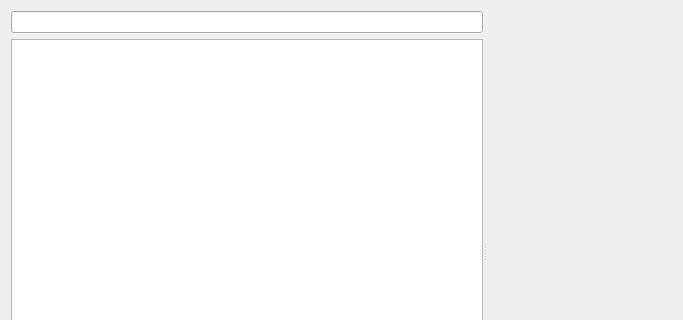
Old version of the form plugins/usermanagerplugin/widgets/usermanagerwidget.ui in the repository FreeHealth/freehealth; both pictures show x 0 to 683 and y 0 to 320 of the 683 by 502 pixel window.
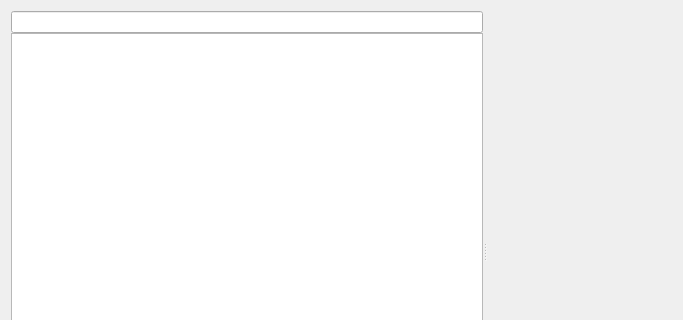
New version of the form. Custom widgets are drawn as their Qt base class.

What changed in the file:
```diff
--- a/plugins/usermanagerplugin/widgets/usermanagerwidget.ui
+++ b/plugins/usermanagerplugin/widgets/usermanagerwidget.ui
@@ -29,11 +29,20 @@
    </item>
    <item row="1" column="0">
     <widget class="Utils::MiniSplitter" name="splitter">
+     <property name="sizePolicy">
+      <sizepolicy hsizetype="Expanding" vsizetype="Expanding">
+       <horstretch>0</horstretch>
+       <verstretch>0</verstretch>
+      </sizepolicy>
+     </property>
      <property name="orientation">
       <enum>Qt::Horizontal</enum>
      </property>
-     <widget class="QWidget" name="">
-      <layout class="QVBoxLayout" name="verticalLayout">
+     <widget class="QWidget" name="layoutWidget">
+      <layout class="QVBoxLayout" name="userSearchLayout">
+       <property name="spacing">
+        <number>0</number>
+       </property>
        <item>
         <widget class="Utils::QButtonLineEdit" name="searchLineEdit"/>
        </item>
```
